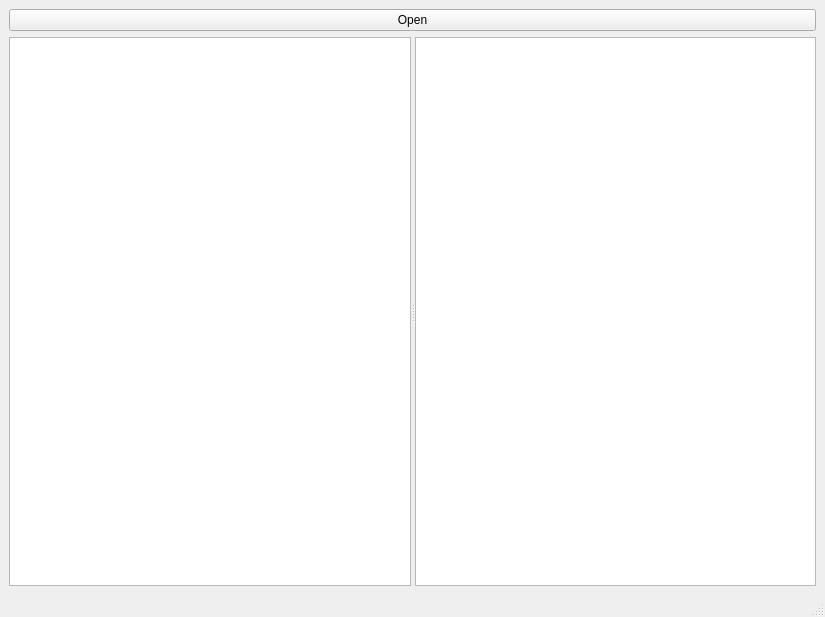
This is src/mainwindow.ui in R-I-R/image2plotter as Qt 5 draws it before an edit. The edited form follows.
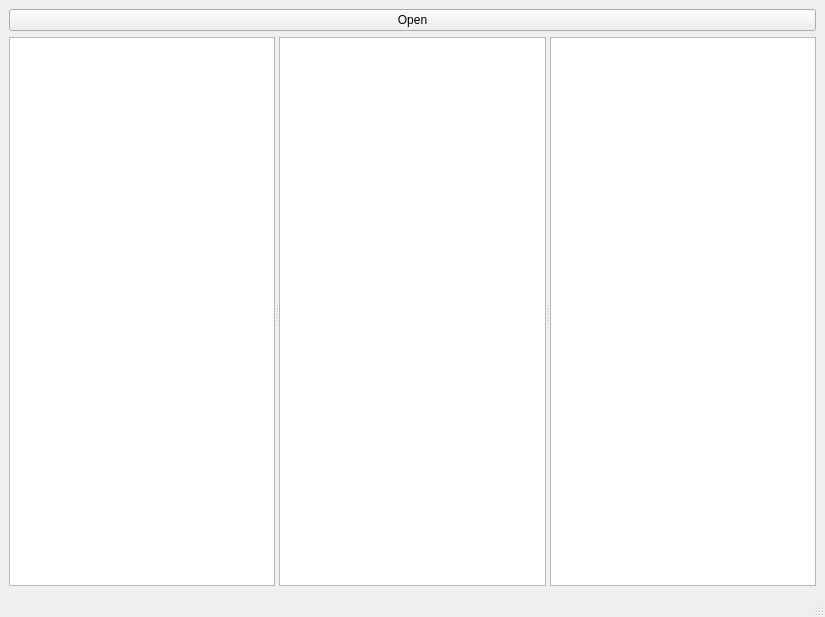
This is the edited form. Custom widgets are drawn as their Qt base class.

What changed in the file:
```diff
--- a/src/mainwindow.ui
+++ b/src/mainwindow.ui
@@ -59,8 +59,9 @@
         <property name="orientation">
          <enum>Qt::Horizontal</enum>
         </property>
-        <widget class="SvgViewer" name="graphicsView"/>
-        <widget class="QListWidget" name="listWidget"/>
+        <widget class="SvgViewer" name="svgView"/>
+        <widget class="QListView" name="layersView"/>
+        <widget class="QGraphicsView" name="objView"/>
        </widget>
       </item>
      </layout>
```
Left out of the diff: 2 changed lines with no effect on the pictures.
